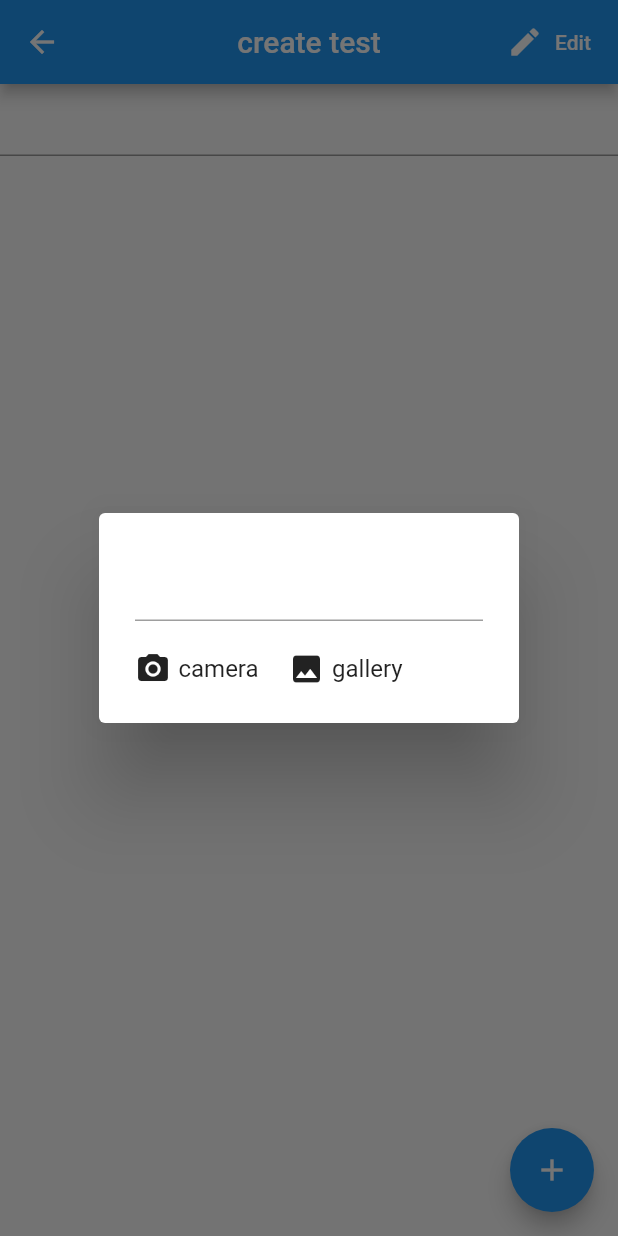
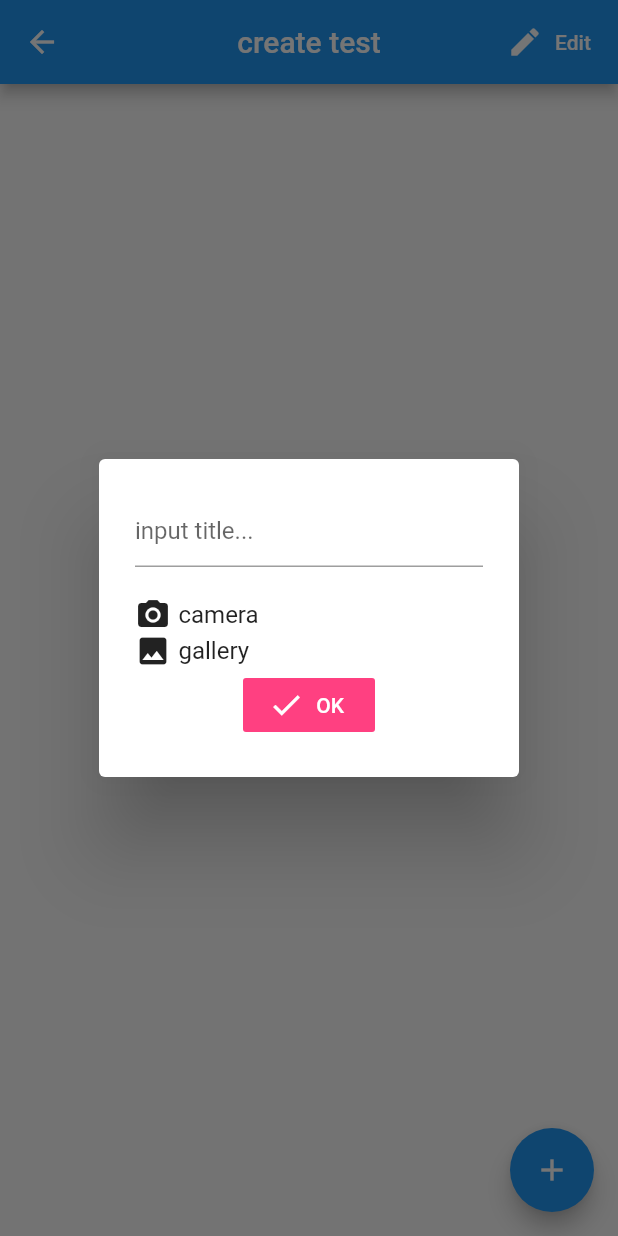
Before and after one commit to harunonsystem/makeuplist, a Flutter app: the Create screen opened by its route, after a tap on the "add" icon, on a phone screen of 412 x 824 dp. Run offline on Flutter 3.47's test engine with Material 2 defaults, Android fonts, the light colour scheme and no system bars; our stand-ins replace image_picker, splashscreen.

```diff
--- a/lib/card_create.dart
+++ b/lib/card_create.dart
@@ -9,9 +9,9 @@ class Create extends StatefulWidget {
 }
 
 class _CreateState extends State<Create> {
-  final TextEditingController eCtrl = new TextEditingController();
   //Map<String, String> litems = {};
-
+  List<String> items = [];
+  TextEditingController title = new TextEditingController();
   // https://pub.dev/documentation/image_picker/latest/ #ImagePicker
   File _image;
   final picker = ImagePicker();
@@ -21,7 +21,7 @@ class _CreateState extends State<Create> {
     super.initState();
   }
 
-  Future open_camera() async {
+  void open_camera() async {
     final PickedFile = await picker.getImage(source: ImageSource.camera);
     setState(() {
       _image = File(PickedFile.path);
@@ -58,17 +58,15 @@ class _CreateState extends State<Create> {
         child: Icon(Icons.add),
         onPressed: addPanel,
       ),
-        body: new Column(
-          children: <Widget>[
-            new TextField(),
+      body: new Column(children: <Widget>[
         new Expanded(
           child: Center(
-                      child: Card(
-                    child: _image == null ? Text('no data') : Image.file(_image),
-                  )),
-
-              )]),
-
+            child: _image == null
+                ? Text('no data')
+                : Image.file(_image),
+          ),
+        )
+      ]),
     );
   }
 
@@ -77,9 +75,18 @@ class _CreateState extends State<Create> {
         context: context,
         builder: (BuildContext context) {
           return AlertDialog(
-              title: TextFormField(),
+              title: TextFormField(
+                  controller: title,
+                  onSaved: (text) {
+                    items.add(text);
+                    title.clear();
+                    setState(() {});
+                  },
+                  decoration: InputDecoration(
+                    hintText: 'input title...',
+                  )),
               content: new SingleChildScrollView(
-                  child: new Row(children: <Widget>[
+                  child: new Column(children: <Widget>[
                 /*
                 Container(
                   child: _imageFile == null
@@ -111,6 +118,22 @@ class _CreateState extends State<Create> {
                     onTap: () async {
                       open_gallery();
                     }),
+                FlatButton.icon(
+                  icon: Icon(
+                    Icons.check,
+                    color: Colors.white,
+                  ),
+                  color: Colors.pinkAccent,
+                  label: const Text(
+                    'OK',
+                    style: TextStyle(color: Colors.white),
+                  ),
+                  onPressed: () {
+                    setState(() {
+                      Image.file(_image);
+                    });
+                  },
+                ),
               ])));
         });
   }
```
Also changed, not shown: lib/home_page.dart (+55 -33 lines), 12 other files. Lines whose indentation alone changed are shown as unchanged.
